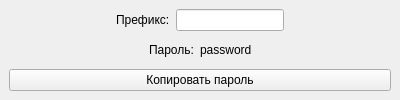
rkolovanov/password-generation-app, file src/forms/MainWindow.ui: the form before one commit.
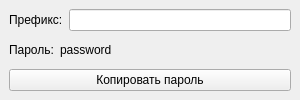
The form after the commit.

```diff
--- a/src/forms/MainWindow.ui
+++ b/src/forms/MainWindow.ui
@@ -6,13 +6,13 @@
    <rect>
     <x>0</x>
     <y>0</y>
-    <width>400</width>
+    <width>300</width>
     <height>100</height>
    </rect>
   </property>
   <property name="minimumSize">
    <size>
-    <width>400</width>
+    <width>300</width>
     <height>100</height>
    </size>
   </property>
@@ -23,21 +23,14 @@
    <layout class="QVBoxLayout" name="verticalLayout">
     <item>
      <layout class="QHBoxLayout" name="horizontalLayout">
-      <item>
-       <spacer name="horizontalSpacer">
-        <property name="orientation">
-         <enum>Qt::Horizontal</enum>
-        </property>
-        <property name="sizeHint" stdset="0">
-         <size>
-          <width>40</width>
-          <height>20</height>
-         </size>
-        </property>
-       </spacer>
-      </item>
       <item>
        <widget class="QLabel" name="prefixLabel">
+        <property name="sizePolicy">
+         <sizepolicy hsizetype="Maximum" vsizetype="Preferred">
+          <horstretch>0</horstretch>
+          <verstretch>0</verstretch>
+         </sizepolicy>
+        </property>
         <property name="text">
          <string>Префикс:</string>
         </property>
@@ -46,41 +39,18 @@
       <item>
        <widget class="QLineEdit" name="prefixLineEdit"/>
       </item>
-      <item>
-       <spacer name="horizontalSpacer_2">
-        <property name="orientation">
-         <enum>Qt::Horizontal</enum>
-        </property>
-        <property name="sizeHint" stdset="0">
-         <size>
-          <width>40</width>
-          <height>20</height>
-         </size>
-        </property>
-       </spacer>
-      </item>
      </layout>
     </item>
     <item>
      <layout class="QHBoxLayout" name="horizontalLayout_2">
-      <item>
-       <spacer name="horizontalSpacer_4">
-        <property name="orientation">
-         <enum>Qt::Horizontal</enum>
-        </property>
-        <property name="sizeType">
-         <enum>QSizePolicy::Expanding</enum>
-        </property>
-        <property name="sizeHint" stdset="0">
-         <size>
-          <width>40</width>
-          <height>20</height>
-         </size>
-        </property>
-       </spacer>
-      </item>
       <item>
        <widget class="QLabel" name="passwordLabel">
+        <property name="sizePolicy">
+         <sizepolicy hsizetype="Maximum" vsizetype="Preferred">
+          <horstretch>0</horstretch>
+          <verstretch>0</verstretch>
+         </sizepolicy>
+        </property>
         <property name="text">
          <string>Пароль:</string>
         </property>
@@ -88,27 +58,17 @@
       </item>
       <item>
        <widget class="QLabel" name="outputPasswordLabel">
+        <property name="sizePolicy">
+         <sizepolicy hsizetype="Expanding" vsizetype="Preferred">
+          <horstretch>0</horstretch>
+          <verstretch>0</verstretch>
+         </sizepolicy>
+        </property>
         <property name="text">
          <string>password</string>
         </property>
        </widget>
       </item>
-      <item>
-       <spacer name="horizontalSpacer_3">
-        <property name="orientation">
-         <enum>Qt::Horizontal</enum>
-        </property>
-        <property name="sizeType">
-         <enum>QSizePolicy::Expanding</enum>
-        </property>
-        <property name="sizeHint" stdset="0">
-         <size>
-          <width>40</width>
-          <height>20</height>
-         </size>
-        </property>
-       </spacer>
-      </item>
      </layout>
     </item>
     <item>
```
